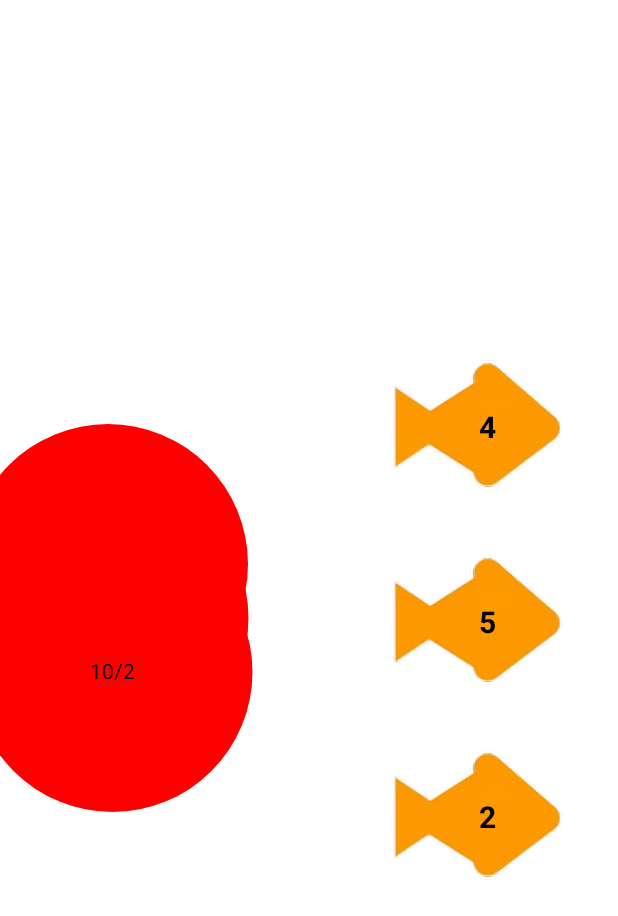
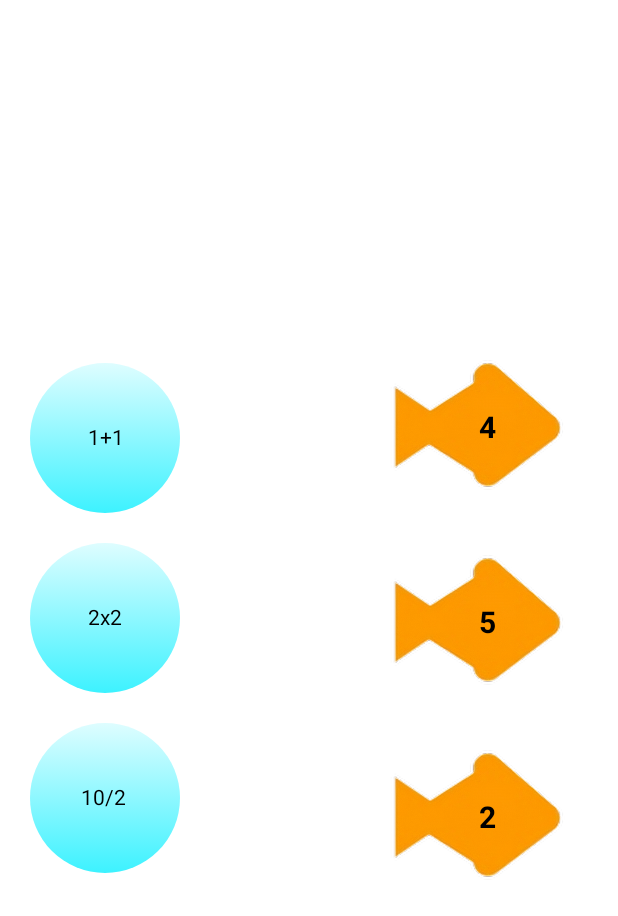
Before and after one commit to Projeto-Ancora/AncoraApp, an Android app built with Jetpack Compose: the @Preview function GameScreenPreview, on a phone screen of 412 x 824 dp. Shown: the top 916 px of the screen. Run offline under Robolectric (Android 15) with nearby library versions, the phone set to English and light mode, and no system bars.

Commit message:
Bolha com gradient e demo da lógica

```diff
--- a/app/src/main/java/com/example/ancora/MainActivity.kt
+++ b/app/src/main/java/com/example/ancora/MainActivity.kt
@@ -24,8 +24,8 @@ class MainActivity : ComponentActivity() {
         setContent {
             AncoraTheme {
                 Scaffold { innerPadding ->
-                    ShopLayout(modifier = Modifier.padding(innerPadding))
-                    // GameScree(modifier = Modifier.padding(innerPadding))
+                    //ShopLayout(modifier = Modifier.padding(innerPadding))
+                     GameScree(modifier = Modifier.padding(innerPadding))
                 }
             }
         }
@@ -33,17 +33,7 @@ class MainActivity : ComponentActivity() {
 }
 
 @Composable
-fun Greeting(modifier: Modifier = Modifier) {
-    Button(
-        onClick = { onClick() }
-    ) {
-        Text(
-            text = "P.tela"
-        )
-    }
-}
-
-fun onClick(){
+fun Greeting() {
 
 }
 
--- a/app/src/main/java/com/example/ancora/Telas/GameScreen.kt
+++ b/app/src/main/java/com/example/ancora/Telas/GameScreen.kt
@@ -1,80 +1,73 @@
 package com.example.ancora.Telas
 
 import android.util.Log
+import androidx.compose.foundation.Canvas
 import androidx.compose.foundation.Image
 import androidx.compose.foundation.clickable
 import androidx.compose.foundation.layout.Arrangement
 import androidx.compose.foundation.layout.Box
 import androidx.compose.foundation.layout.Column
+import androidx.compose.foundation.layout.ColumnScope
 import androidx.compose.foundation.layout.Spacer
 import androidx.compose.foundation.layout.fillMaxSize
 import androidx.compose.foundation.layout.padding
 import androidx.compose.foundation.layout.size
-import androidx.compose.foundation.text.ClickableText
 import androidx.compose.material3.Text
 import androidx.compose.runtime.Composable
+import androidx.compose.runtime.getValue
+import androidx.compose.runtime.mutableIntStateOf
+import androidx.compose.runtime.remember
+import androidx.compose.runtime.setValue
 import androidx.compose.ui.Alignment
 import androidx.compose.ui.Modifier
-import androidx.compose.ui.draw.drawBehind
+import androidx.compose.ui.geometry.Offset
+import androidx.compose.ui.graphics.Brush
 import androidx.compose.ui.graphics.Color
+import androidx.compose.ui.res.colorResource
 import androidx.compose.ui.res.painterResource
-import androidx.compose.ui.text.AnnotatedString
+import androidx.compose.ui.text.TextStyle
+import androidx.compose.ui.text.drawText
 import androidx.compose.ui.text.font.FontWeight
+import androidx.compose.ui.text.rememberTextMeasurer
 import androidx.compose.ui.tooling.preview.Preview
 import androidx.compose.ui.unit.dp
 import androidx.compose.ui.unit.sp
 import com.example.ancora.R
 
-
 @Composable
 fun GameScree(modifier: Modifier = Modifier) {
+
+    var resultadoSum by remember {
+        mutableIntStateOf(0);
+    }
+    var resultadoMult by remember {
+        mutableIntStateOf(0);
+    }
+
+    var resultadoDiv by remember {
+        mutableIntStateOf(0);
+    }
+
+    val (sumConditional, multConditional, divConditional) = compararResultado(
+        resultadoSum, resultadoMult, resultadoDiv, caseSum, caseMult, caseDiv
+    )
+
     Column(
         horizontalAlignment = Alignment.Start,
         verticalArrangement = Arrangement.Center,
         modifier = modifier
             .fillMaxSize()
-            .padding(start = 60.dp)
-    ) {
-        ClickableText(
-            text = AnnotatedString("1+1"),
-            onClick = { Log.d("Pergunta", "1+1");getSum(2) },
-            modifier = modifier
-                .drawBehind {
-                    drawCircle(
-                        Color.Red,
-                        radius = 140f
+            .padding(start = 20.dp),
+        content = bolhas(
+            modifier,
+            sumConditional,
+            multConditional,
+            divConditional,
+            resultadoSum,
+            resultadoMult,
+            resultadoDiv
         )
-                }
     )
-
-        Spacer(modifier.size(20.dp))
-
-        ClickableText(
-            text = AnnotatedString("2X2"),
-            onClick = { Log.d("Pergunta", "2*2"); getMult(4) },
-            modifier = modifier
-                .drawBehind {
-                    drawCircle(
-                        Color.Red,
-                        radius = 140f
-                    )
-                }
-        )
-
-        Spacer(modifier.size(20.dp))
-
-        ClickableText(
-            text = AnnotatedString("10/2"),
-            onClick = { Log.d("Pergunta", "10/2"); getDiv(5) },
-            modifier = modifier
-                .drawBehind {
-                    drawCircle(
-                        Color.Red,
-                        radius = 140f
-                    )
-                }
-        )
-    }
 
     Column(
         horizontalAlignment = Alignment.Start,
@@ -87,15 +80,14 @@ fun GameScree(modifier: Modifier = Modifier) {
             Image(
                 painter = painterResource(R.drawable.peixe),
                 contentDescription = "Peixe",
-                modifier
-                    .size(130.dp)
+                modifier.size(130.dp)
             )
             Text(
                 text = "4",
                 modifier
                     .padding(top = 56.dp)
                     .padding(start = 69.dp)
-                    .clickable { compararResultado(4) },
+                    .clickable { resultadoMult = 4 },
                 fontWeight = FontWeight.Bold,
                 fontSize = 20.sp
             )
@@ -105,15 +97,14 @@ fun GameScree(modifier: Modifier = Modifier) {
             Image(
                 painter = painterResource(R.drawable.peixe),
                 contentDescription = "Peixe",
-                modifier
-                    .size(130.dp)
+                modifier.size(130.dp)
             )
             Text(
                 text = "5",
                 modifier
                     .padding(top = 56.dp)
                     .padding(start = 69.dp)
-                    .clickable { compararResultado(5) },
+                    .clickable { resultadoDiv = 5 },
                 fontWeight = FontWeight.Bold,
                 fontSize = 20.sp
             )
@@ -123,15 +114,14 @@ fun GameScree(modifier: Modifier = Modifier) {
             Image(
                 painter = painterResource(R.drawable.peixe),
                 contentDescription = "Peixe",
-                modifier
-                    .size(130.dp)
+                modifier.size(130.dp)
             )
             Text(
                 text = "2",
                 modifier
                     .padding(top = 56.dp)
                     .padding(start = 69.dp)
-                    .clickable { compararResultado(2) },
+                    .clickable { resultadoSum = 2 },
                 fontWeight = FontWeight.Bold,
                 fontSize = 20.sp
             )
@@ -139,59 +129,146 @@ fun GameScree(modifier: Modifier = Modifier) {
     }
 }
 
-val caseMult = mutableListOf<Int>();
-val caseSum = mutableListOf<Int>();
-val caseDiv = mutableListOf<Int>();
+@Composable
+private fun bolhas(
+    modifier: Modifier,
+    sumConditional: Boolean,
+    multConditional: Boolean,
+    divConditional: Boolean,
+    resultadoSum: Int,
+    resultadoMult: Int,
+    resultadoDiv: Int
+): @Composable() (ColumnScope.() -> Unit) =
+    {
+        val corBolha1 = colorResource(R.color.corbolha1);
+        val corBolha2 = colorResource(R.color.corbolha2);
 
-private fun getMult(num: Int) {
-    caseMult.add(num);
+        val textMeasurer = rememberTextMeasurer();
+        val textDraw = "2x2";
+        val style = TextStyle(
+            color = Color.Black
+        )
+        val textLayoutResult = remember(textDraw, style) {
+            textMeasurer.measure(textDraw, style)
         }
 
-private fun getSum(num: Int) {
-    caseSum.add(num);
+        Box {
+            Canvas(modifier = Modifier
+                .size(100.dp)
+                .fillMaxSize()
+                .clickable { caseSum.add(2) }) {
+                val brush = Brush.verticalGradient(
+                    colors = listOf(corBolha1, corBolha2)
+                )
+                drawCircle(
+                    brush = brush,
+                )
+                drawText(
+                    textMeasurer, text = "1+1", topLeft = Offset(
+                        x = center.x - textLayoutResult.size.width / 2,
+                        y = center.y - textLayoutResult.size.height / 2
+                    )
+                )
             }
 
-private fun getDiv(num: Int) {
-    caseDiv.add(num);
+            CertoOuErrado(sumConditional, resultadoSum)
         }
 
+        Spacer(modifier.size(20.dp))
 
-private fun setMult(): List<Int> {
-    return caseMult.toList();
+        Box {
+            Canvas(modifier = Modifier
+                .size(100.dp)
+                .fillMaxSize()
+                .clickable { caseMult.add(4) }) {
+                val brush = Brush.verticalGradient(
+                    colors = listOf(corBolha1, corBolha2)
+                )
+                drawCircle(
+                    brush = brush,
+                )
+                drawText(
+                    textMeasurer, text = textDraw, topLeft = Offset(
+                        x = center.x - textLayoutResult.size.width / 2,
+                        y = center.y - textLayoutResult.size.height / 2
+                    )
+                )
             }
 
-private fun setSum(): List<Int> {
-    return caseSum.toList();
+            CertoOuErrado(multConditional, resultadoMult)
         }
 
-private fun setDiv(): List<Int> {
-    return caseDiv.toList();
+        Spacer(modifier.size(20.dp))
+
+        Box {
+            Canvas(modifier = Modifier
+                .size(100.dp)
+                .fillMaxSize()
+                .clickable { caseDiv.add(5) }) {
+                val brush = Brush.verticalGradient(
+                    colors = listOf(corBolha1, corBolha2)
+                )
+                drawCircle(
+                    brush = brush,
+                )
+                drawText(
+                    textMeasurer, text = "10/2", topLeft = Offset(
+                        x = center.x - textLayoutResult.size.width / 1.4f,
+                        y = center.y - textLayoutResult.size.height / 2
+                    )
+                )
             }
 
+            CertoOuErrado(divConditional, resultadoDiv)
+        }
+    }
 
-private fun compararResultado(resposta: Int) {
+var caseSum = mutableListOf<Int>()
+val caseMult = mutableListOf<Int>()
+val caseDiv = mutableListOf<Int>()
 
-    val mutiplicadores = setMult();
-    val somadores = setSum();
-    val divisores = setDiv();
+private fun compararResultado(
+    respostaSum: Int,
+    respostaMult: Int,
+    respostaDiv: Int,
+    caseSum: List<Int>,
+    caseMult: List<Int>,
+    caseDiv: List<Int>
+): Triple<Boolean, Boolean, Boolean> {
+    val sumAcerto =
+        caseSum.contains(respostaSum) || caseMult.contains(respostaSum) || caseDiv.contains(
+            respostaSum
+        )
+    val multAcerto =
+        caseSum.contains(respostaMult) || caseMult.contains(respostaMult) || caseDiv.contains(
+            respostaMult
+        )
+    val divAcerto =
+        caseSum.contains(respostaDiv) || caseMult.contains(respostaDiv) || caseDiv.contains(
+            respostaDiv
+        )
 
-    val acerto = mutiplicadores.contains(resposta) || somadores.contains(resposta) || divisores.contains(resposta)
+    return Triple(sumAcerto, multAcerto, divAcerto)
+}
 
-    when{
+@Composable
+private fun CertoOuErrado(acerto: Boolean, resultado: Int) {
+    if (resultado != 0) {
+        when {
             acerto -> {
-            Log.d("Acertou", "Acertou");
-        }
+                Log.d("Acertou", "acertou")
+                Image(
+                    painterResource(id = R.drawable.correto), contentDescription = "acerto"
+                )
+            };
             else -> {
                 Log.d("Errou", "Errou");
+                Image(
+                    painterResource(id = R.drawable.errado), contentDescription = "errado"
+                )
+            };
+        };
     }
-    }
-    resetCases();
-}
-
-private fun resetCases() {
-    caseMult.clear();
-    caseSum.clear();
-    caseDiv.clear();
 }
 
 @Preview
--- a/app/src/main/java/com/example/ancora/Telas/ShopScreen.kt
+++ b/app/src/main/java/com/example/ancora/Telas/ShopScreen.kt
@@ -172,7 +172,7 @@ fun BackgroundShop(){
 }
 @Preview(showBackground=true, widthDp = 360, heightDp = 800)
 @Composable
-fun previewBackground(){
+fun PreviewBackground(){
     BackgroundShop()
     TopLayout()
     SereiaBackground()
--- a/app/src/main/res/values/themes.xml
+++ b/app/src/main/res/values/themes.xml
@@ -4,6 +4,5 @@
         <item name="android:windowBackground">@color/oceanblue</item>
         <item name="android:windowSplashScreenAnimatedIcon">@drawable/logo</item>
     </style>
-
     <style name="Theme.Ancora" parent="android:Theme.Material.Light.NoActionBar"/>
 </resources>
```
Also changed, not shown: app/src/main/res/drawable/correto.png (added), app/src/main/res/drawable/errado.png (added), app/src/main/res/drawable/logo.png. Lines whose indentation alone changed are shown as unchanged.
